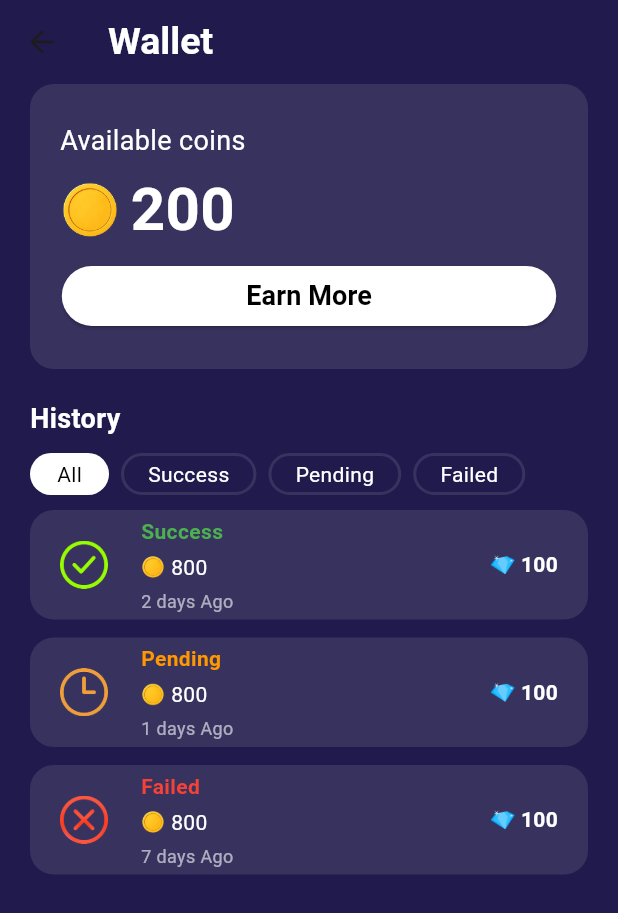
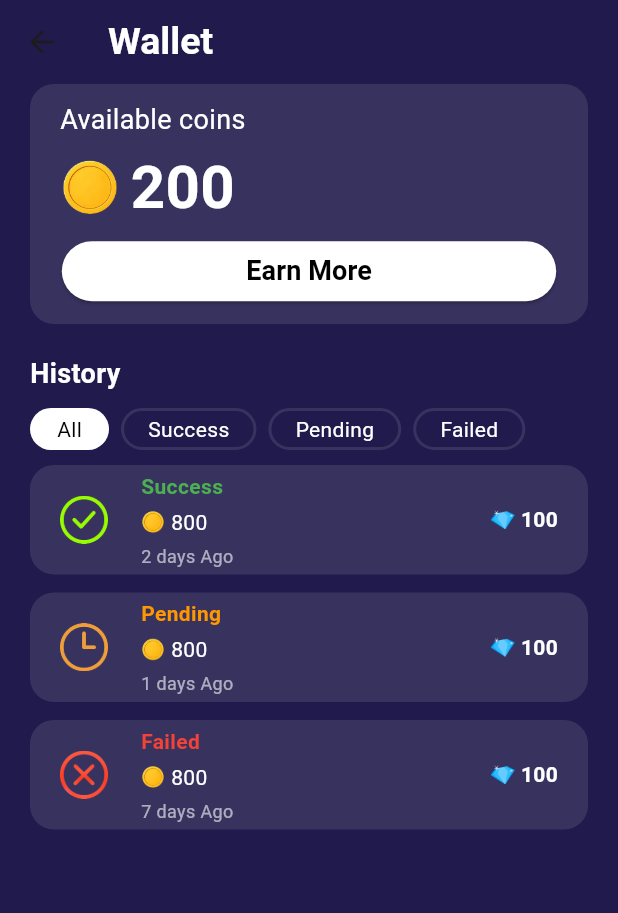
Before and after one commit to Intezar-Dev-7/sky_earn, a Flutter app: the WalletScreen screen opened directly, on a phone screen of 412 x 824 dp. Shown: the top 913 px of the screen. Run offline on Flutter 3.47's test engine with Material 3 defaults, Android fonts, the phone set to English and light mode, and no system bars; our stand-ins replace curved_navigation_bar, get, iconsax_flutter.

Commit message:
wallet screen render flex issue resolved

```diff
--- a/frontend/lib/features/Home/wallet/wallet.dart
+++ b/frontend/lib/features/Home/wallet/wallet.dart
@@ -55,8 +55,8 @@ class _WalletScreenState extends State<WalletScreen> {
           children: [
             Container(
               width: double.infinity,
-              padding: EdgeInsets.symmetric(horizontal: 20, vertical: 20),
-              height: 190,
+              padding: EdgeInsets.symmetric(horizontal: 20, vertical: 8),
+              height: 160,
               decoration: BoxDecoration(
                 color: white10,
                 borderRadius: BorderRadius.circular(16),
```
